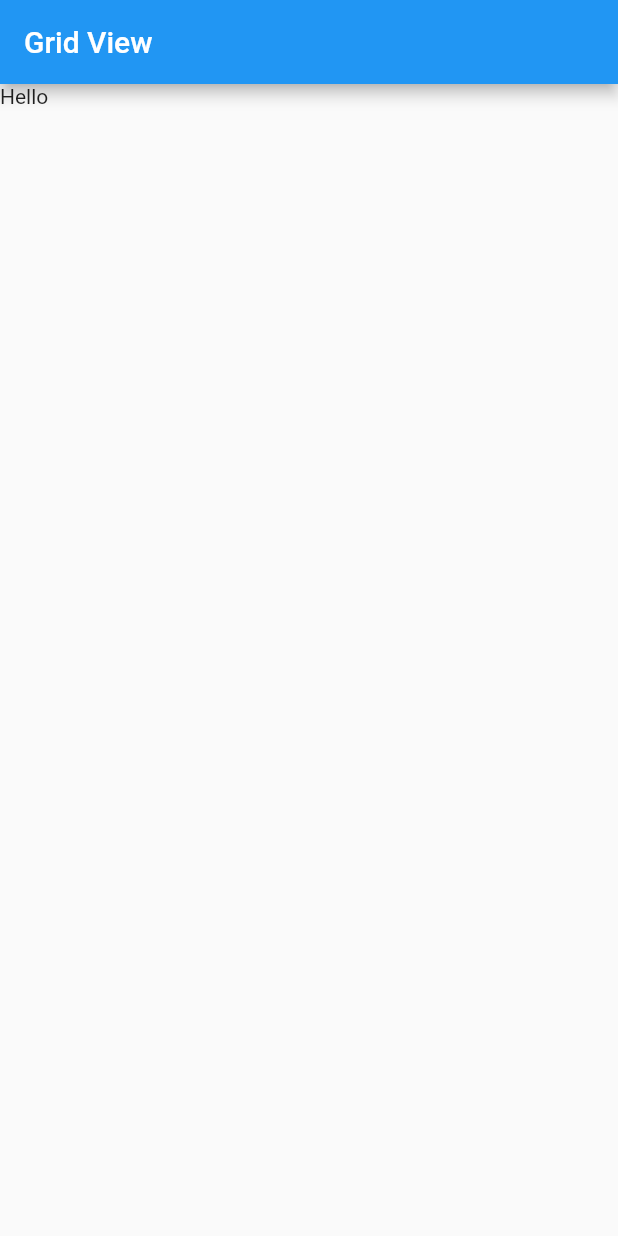
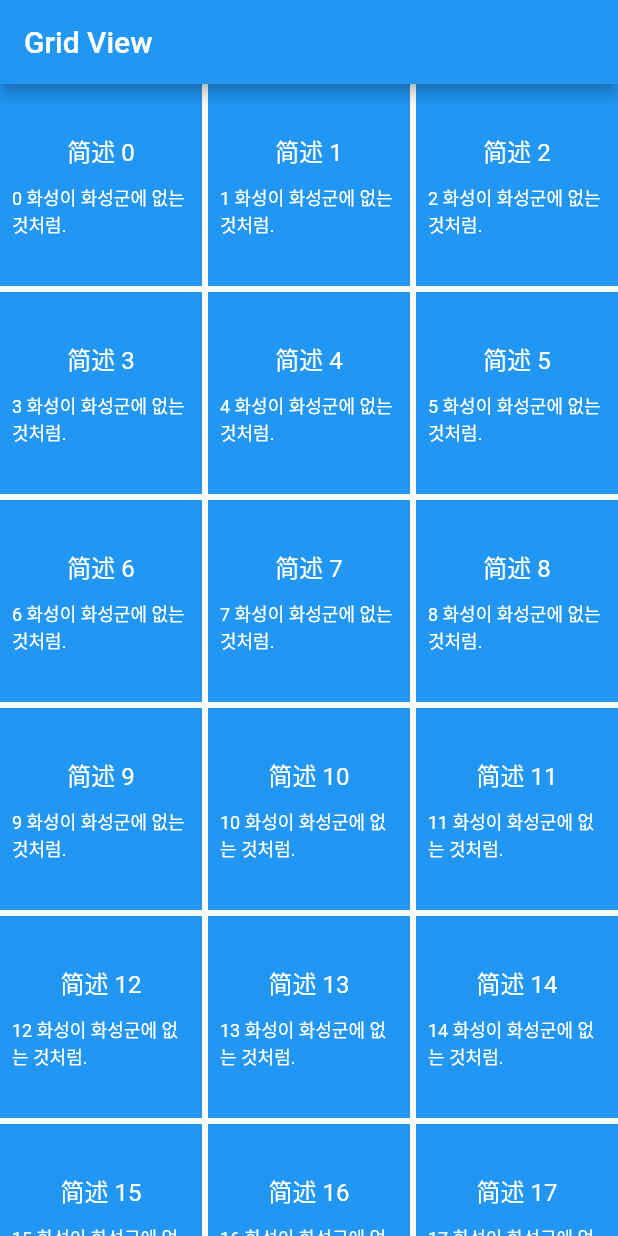
Before and after one commit to DJSeokHo/sh_flutter_code, a Flutter app: the screen it shows after launch, on a phone screen of 412 x 824 dp. Run offline on Flutter 3.47's test engine with Material 2 defaults, Android fonts, the phone set to English and light mode, and no system bars.

Commit message:
Update flutter_basic_grid.dart
add grid view

```diff
--- a/lib/tutorial/flutter_basic/flutter_basic_grid.dart
+++ b/lib/tutorial/flutter_basic/flutter_basic_grid.dart
@@ -13,15 +13,129 @@ class FlutterBasicGridView extends StatelessWidget {
             "Grid View"
           ),
         ),
-        body: _ContentView(),
+        // body: _FlutterBasicGridViewWithCount(),
+        body: _FlutterBasicGridViewWithBuild(),
       ),
     );
   }
 }
 
-class _ContentView extends StatelessWidget {
+class _FlutterBasicGridViewWithBuild extends StatelessWidget {
+
+  List<_TestModel> list = [];
+
+  _FlutterBasicGridViewWithBuild() {
+    for (int i = 0; i < 100; i++) {
+      list.add(
+          _TestModel(
+              "简述 $i",
+              "$i 화성이 화성군에 없는 것처럼."
+          )
+      );
+    }
+  }
+
   @override
   Widget build(BuildContext context) {
-    return const Text("Hello");
+    return GridView.builder(
+      itemCount: list.length,
+      itemBuilder: _createItem,
+      gridDelegate: const SliverGridDelegateWithFixedCrossAxisCount(
+        crossAxisCount: 3,
+        crossAxisSpacing: 4.0,
+        mainAxisSpacing: 4.0,
+      )
+    );
+  }
+
+  Widget _createItem(context, index) {
+
+    return Container(
+      padding: const EdgeInsets.all(8),
+      alignment: Alignment.center,
+      color: Colors.blue,
+      child: Column(
+        mainAxisAlignment: MainAxisAlignment.center,
+        crossAxisAlignment: CrossAxisAlignment.center,
+        children: [
+          Text(
+            list[index].title,
+            style: const TextStyle(color: Colors.white, fontSize: 16),
+          ),
+          const SizedBox(height: 10,),
+          Text(
+            list[index].subTitle,
+            style: const TextStyle(color: Colors.white, fontSize: 12),
+          )
+        ],
+      ),
+    );
   }
 }
+
+
+class _FlutterBasicGridViewWithCount extends StatelessWidget {
+
+  List<_TestModel> list = [];
+
+  _FlutterBasicGridViewWithCount() {
+    for (int i = 0; i < 100; i++) {
+      list.add(
+          _TestModel(
+              "简述 $i",
+              "$i 화성이 화성군에 없는 것처럼."
+          )
+      );
+    }
+  }
+
+  @override
+  Widget build(BuildContext context) {
+    return GridView.count(
+      padding: const EdgeInsets.all(2.0),
+      crossAxisSpacing: 2, // 横向间距
+      mainAxisSpacing: 2, // 纵向间距
+      crossAxisCount: 3, // 列数
+      // childAspectRatio: 1, // 每一项的宽高比例
+      children: _createItem(),
+    );
+  }
+
+  List<Widget> _createItem() {
+
+    List<Widget> itemList = [];
+    for (int i = 0; i < list.length; i++) {
+      itemList.add(
+        Container(
+          padding: const EdgeInsets.all(8),
+          alignment: Alignment.center,
+          color: Colors.blue,
+          child: Column(
+            mainAxisAlignment: MainAxisAlignment.center,
+            crossAxisAlignment: CrossAxisAlignment.center,
+            children: [
+              Text(
+                list[i].title,
+                style: const TextStyle(color: Colors.white, fontSize: 16),
+              ),
+              Text(
+                list[i].subTitle,
+                style: const TextStyle(color: Colors.white, fontSize: 12),
+              )
+            ],
+          ),
+        )
+      );
+    }
+
+    return itemList;
+  }
+}
+
+class _TestModel {
+
+  String title = "";
+  String subTitle = "";
+
+  _TestModel(this.title, this.subTitle);
+}
```
